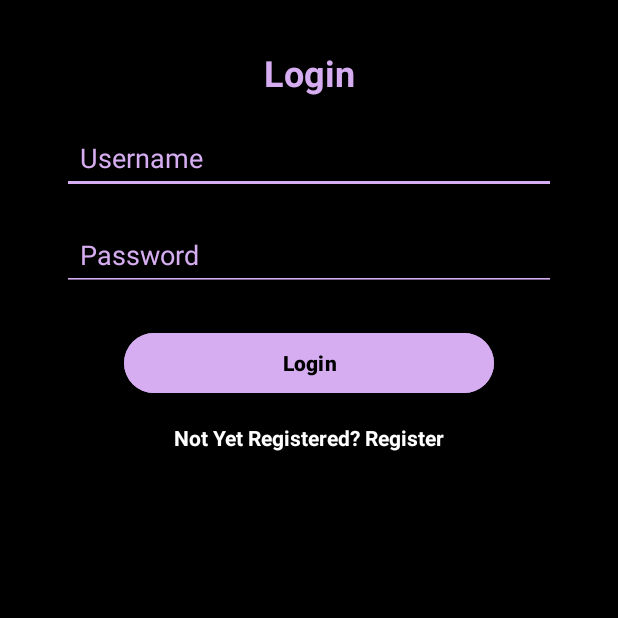
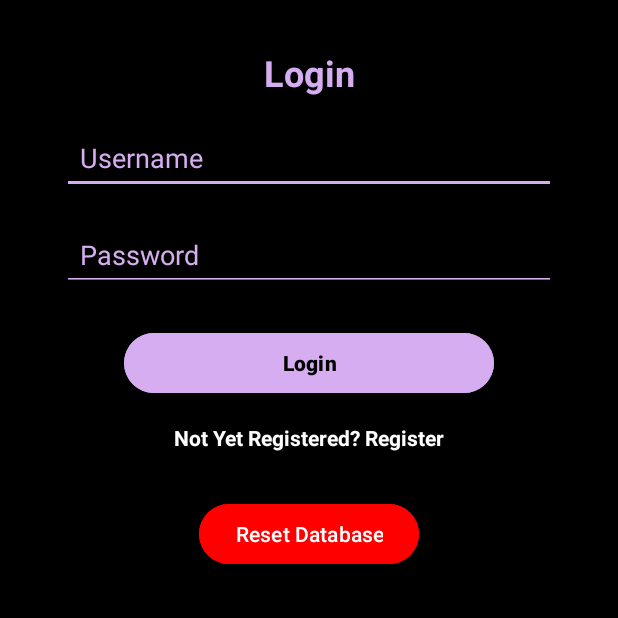
Before and after one commit to kalnatics/myApp, an Android app: the LoginActivity screen opened directly, with no data from a screen before it, on a phone screen of 412 x 824 dp, the top half of it. Run offline under Robolectric (Android 15) with nearby library versions, the phone set to English and light mode, and no system bars; 1 statement that could not run was skipped.

```diff
--- a/app/src/main/java/com/example/myapp/MainActivity.kt
+++ b/app/src/main/java/com/example/myapp/MainActivity.kt
@@ -102,11 +102,11 @@ class LoginActivity : AppCompatActivity() {
                     .show()
             }
         }
-//        val btnResetDatabase = findViewById<Button>(R.id.btnResetDatabase)
-//        btnResetDatabase.setOnClickListener {
-//            sqliteHelper.deleteAllUsers()
-//            Toast.makeText(this, "Semua data user dihapus!", Toast.LENGTH_SHORT).show()
-//        }
+        val btnResetDatabase = findViewById<Button>(R.id.btnResetDatabase)
+        btnResetDatabase.setOnClickListener {
+            sqliteHelper.deleteAllUsers()
+            Toast.makeText(this, "Semua data user dihapus!", Toast.LENGTH_SHORT).show()
+        }
 
         tvGoToRegister.setOnClickListener {
             val intent = Intent(this, SignupActivity::class.java)
--- a/app/src/main/res/layout/activity_login.xml
+++ b/app/src/main/res/layout/activity_login.xml
@@ -84,16 +84,16 @@
         app:layout_constraintStart_toStartOf="parent"
         app:layout_constraintEnd_toEndOf="parent" />
 
-<!--    <Button-->
-<!--        android:id="@+id/btnResetDatabase"-->
-<!--        android:layout_width="wrap_content"-->
-<!--        android:layout_height="wrap_content"-->
-<!--        android:layout_marginTop="50dp"-->
-<!--        android:backgroundTint="#FF0000"-->
-<!--        android:text="Reset Database"-->
-<!--        android:textColor="@color/white"-->
-<!--        app:layout_constraintEnd_toEndOf="parent"-->
-<!--        app:layout_constraintStart_toStartOf="parent"-->
-<!--        app:layout_constraintTop_toTopOf="@id/tvGoToRegister" />-->
+    <Button
+        android:id="@+id/btnResetDatabase"
+        android:layout_width="wrap_content"
+        android:layout_height="wrap_content"
+        android:layout_marginTop="50dp"
+        android:backgroundTint="#FF0000"
+        android:text="Reset Database"
+        android:textColor="@color/white"
+        app:layout_constraintEnd_toEndOf="parent"
+        app:layout_constraintStart_toStartOf="parent"
+        app:layout_constraintTop_toTopOf="@id/tvGoToRegister" />
 
 </androidx.constraintlayout.widget.ConstraintLayout>
```
Also changed, not shown: app/src/main/java/com/example/myapp/DatabaseHelper.kt (+6 -6 lines).
